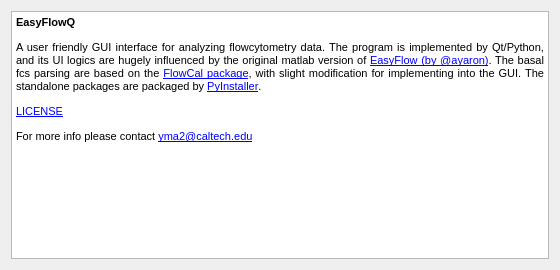
The window that src/EasyFlowQ/uiDesigns/AboutWindow.ui (ym3141/EasyFlowQ) describes before a commit, drawn with Qt 5.
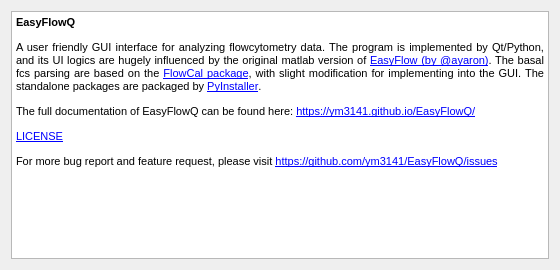
The same window after the commit.

Commit message: Updated about info

Diff of the .ui file:
```diff
--- a/src/EasyFlowQ/uiDesigns/AboutWindow.ui
+++ b/src/EasyFlowQ/uiDesigns/AboutWindow.ui
@@ -32,11 +32,12 @@
       <string>&lt;!DOCTYPE HTML PUBLIC &quot;-//W3C//DTD HTML 4.0//EN&quot; &quot;http://www.w3.org/TR/REC-html40/strict.dtd&quot;&gt;
 &lt;html&gt;&lt;head&gt;&lt;meta name=&quot;qrichtext&quot; content=&quot;1&quot; /&gt;&lt;style type=&quot;text/css&quot;&gt;
 p, li { white-space: pre-wrap; }
-&lt;/style&gt;&lt;/head&gt;&lt;body style=&quot; font-family:'MS Shell Dlg 2'; font-size:7.8pt; font-weight:400; font-style:normal;&quot;&gt;
-&lt;p style=&quot; margin-top:18px; margin-bottom:12px; margin-left:0px; margin-right:0px; -qt-block-indent:0; text-indent:0px;&quot;&gt;&lt;a name=&quot;easyflowq&quot;&gt;&lt;/a&gt;&lt;span style=&quot; font-size:8pt; font-weight:600;&quot;&gt;E&lt;/span&gt;&lt;span style=&quot; font-size:8pt; font-weight:600;&quot;&gt;asyFlowQ&lt;/span&gt;&lt;/p&gt;
-&lt;p align=&quot;justify&quot; style=&quot; margin-top:12px; margin-bottom:12px; margin-left:0px; margin-right:0px; -qt-block-indent:0; text-indent:0px;&quot;&gt;&lt;span style=&quot; font-size:8pt;&quot;&gt;A user friendly GUI interface for analyzing flowcytometry data. The program is implemented by Qt/Python, and its UI logics are hugely influenced by the original matlab version of &lt;/span&gt;&lt;a href=&quot;https://github.com/AntebiLab/easyflow&quot;&gt;&lt;span style=&quot; font-size:8pt; text-decoration: underline; color:#0000ff;&quot;&gt;EasyFlow (by @ayaron)&lt;/span&gt;&lt;/a&gt;&lt;span style=&quot; font-size:8pt;&quot;&gt;. The basal fcs parsing are based on the &lt;/span&gt;&lt;a href=&quot;https://github.com/taborlab/FlowCal&quot;&gt;&lt;span style=&quot; font-size:8pt; text-decoration: underline; color:#0000ff;&quot;&gt;FlowCal package&lt;/span&gt;&lt;/a&gt;&lt;span style=&quot; font-size:8pt;&quot;&gt;, with slight modification for implementing into the GUI. The standalone packages are packaged by &lt;/span&gt;&lt;a href=&quot;https://pyinstaller.org/en/stable/&quot;&gt;&lt;span style=&quot; font-size:8pt; text-decoration: underline; color:#0000ff;&quot;&gt;PyInstaller&lt;/span&gt;&lt;/a&gt;&lt;span style=&quot; font-size:8pt;&quot;&gt;.&lt;/span&gt;&lt;/p&gt;
-&lt;p style=&quot; margin-top:12px; margin-bottom:12px; margin-left:0px; margin-right:0px; -qt-block-indent:0; text-indent:0px;&quot;&gt;&lt;a href=&quot;https://github.com/ym3141/EasyFlowQ/blob/master/LICENSE.md&quot;&gt;&lt;span style=&quot; font-size:8pt; text-decoration: underline; color:#0000ff;&quot;&gt;LICENSE&lt;/span&gt;&lt;/a&gt;&lt;/p&gt;
-&lt;p align=&quot;justify&quot; style=&quot; margin-top:12px; margin-bottom:12px; margin-left:0px; margin-right:0px; -qt-block-indent:0; text-indent:0px;&quot;&gt;&lt;span style=&quot; font-size:8pt;&quot;&gt;For more info please contact &lt;/span&gt;&lt;a href=&quot;mailto:yma2@caltech.edu&quot;&gt;&lt;span style=&quot; font-size:8pt; text-decoration: underline; color:#0000ff;&quot;&gt;yma2@caltech.edu&lt;/span&gt;&lt;/a&gt;&lt;/p&gt;&lt;/body&gt;&lt;/html&gt;</string>
+&lt;/style&gt;&lt;/head&gt;&lt;body style=&quot; font-family:'MS Shell Dlg 2'; font-size:8pt; font-weight:400; font-style:normal;&quot;&gt;
+&lt;p style=&quot; margin-top:18px; margin-bottom:12px; margin-left:0px; margin-right:0px; -qt-block-indent:0; text-indent:0px;&quot;&gt;&lt;a name=&quot;easyflowq&quot;&gt;&lt;/a&gt;&lt;span style=&quot; font-weight:600;&quot;&gt;E&lt;/span&gt;&lt;span style=&quot; font-weight:600;&quot;&gt;asyFlowQ&lt;/span&gt;&lt;/p&gt;
+&lt;p align=&quot;justify&quot; style=&quot; margin-top:12px; margin-bottom:12px; margin-left:0px; margin-right:0px; -qt-block-indent:0; text-indent:0px;&quot;&gt;A user friendly GUI interface for analyzing flowcytometry data. The program is implemented by Qt/Python, and its UI logics are hugely influenced by the original matlab version of &lt;a href=&quot;https://github.com/AntebiLab/easyflow&quot;&gt;&lt;span style=&quot; text-decoration: underline; color:#0000ff;&quot;&gt;EasyFlow (by @ayaron)&lt;/span&gt;&lt;/a&gt;. The basal fcs parsing are based on the &lt;a href=&quot;https://github.com/taborlab/FlowCal&quot;&gt;&lt;span style=&quot; text-decoration: underline; color:#0000ff;&quot;&gt;FlowCal package&lt;/span&gt;&lt;/a&gt;, with slight modification for implementing into the GUI. The standalone packages are packaged by &lt;a href=&quot;https://pyinstaller.org/en/stable/&quot;&gt;&lt;span style=&quot; text-decoration: underline; color:#0000ff;&quot;&gt;PyInstaller&lt;/span&gt;&lt;/a&gt;. &lt;/p&gt;
+&lt;p align=&quot;justify&quot; style=&quot; margin-top:12px; margin-bottom:12px; margin-left:0px; margin-right:0px; -qt-block-indent:0; text-indent:0px;&quot;&gt;The full documentation of EasyFlowQ can be found here: &lt;a href=&quot;https://ym3141.github.io/EasyFlowQ/&quot;&gt;&lt;span style=&quot; text-decoration: underline; color:#0000ff;&quot;&gt;https://ym3141.github.io/EasyFlowQ/&lt;/span&gt;&lt;/a&gt;&lt;/p&gt;
+&lt;p style=&quot; margin-top:12px; margin-bottom:12px; margin-left:0px; margin-right:0px; -qt-block-indent:0; text-indent:0px;&quot;&gt;&lt;a href=&quot;https://ym3141.github.io/EasyFlowQ/LICENSE/&quot;&gt;&lt;span style=&quot; text-decoration: underline; color:#0000ff;&quot;&gt;LICENSE&lt;/span&gt;&lt;/a&gt;&lt;/p&gt;
+&lt;p align=&quot;justify&quot; style=&quot; margin-top:12px; margin-bottom:12px; margin-left:0px; margin-right:0px; -qt-block-indent:0; text-indent:0px;&quot;&gt;For more bug report and feature request, please visit &lt;a href=&quot;https://github.com/ym3141/EasyFlowQ/issues&quot;&gt;&lt;span style=&quot; text-decoration: underline; color:#0000ff;&quot;&gt;https://github.com/ym3141/EasyFlowQ/issues&lt;/span&gt;&lt;/a&gt;&lt;/p&gt;&lt;/body&gt;&lt;/html&gt;</string>
      </property>
      <property name="openExternalLinks">
       <bool>true</bool>
```
